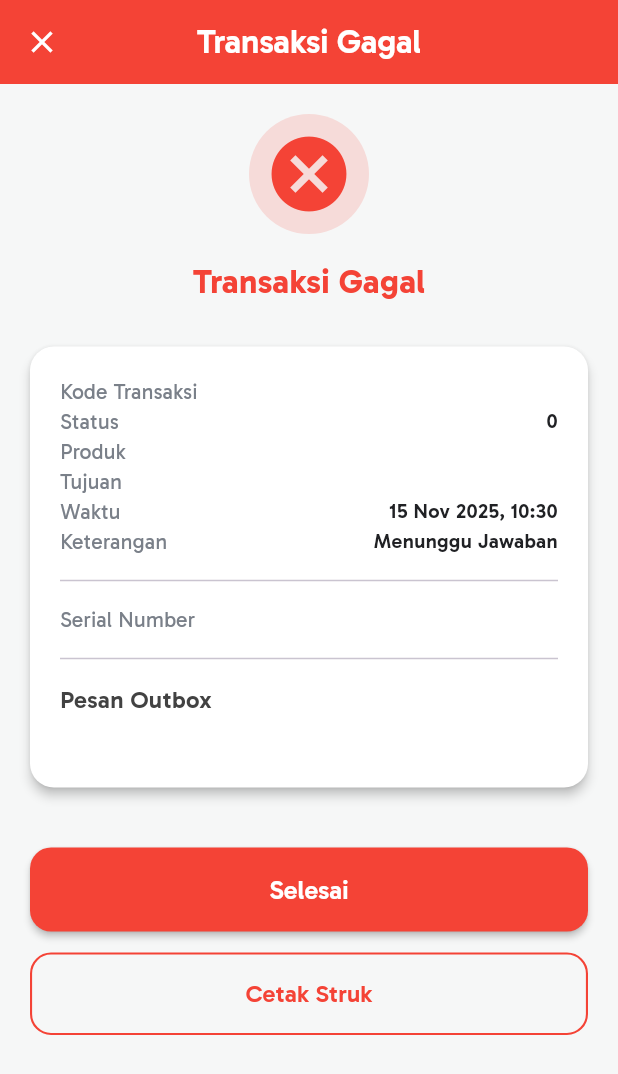
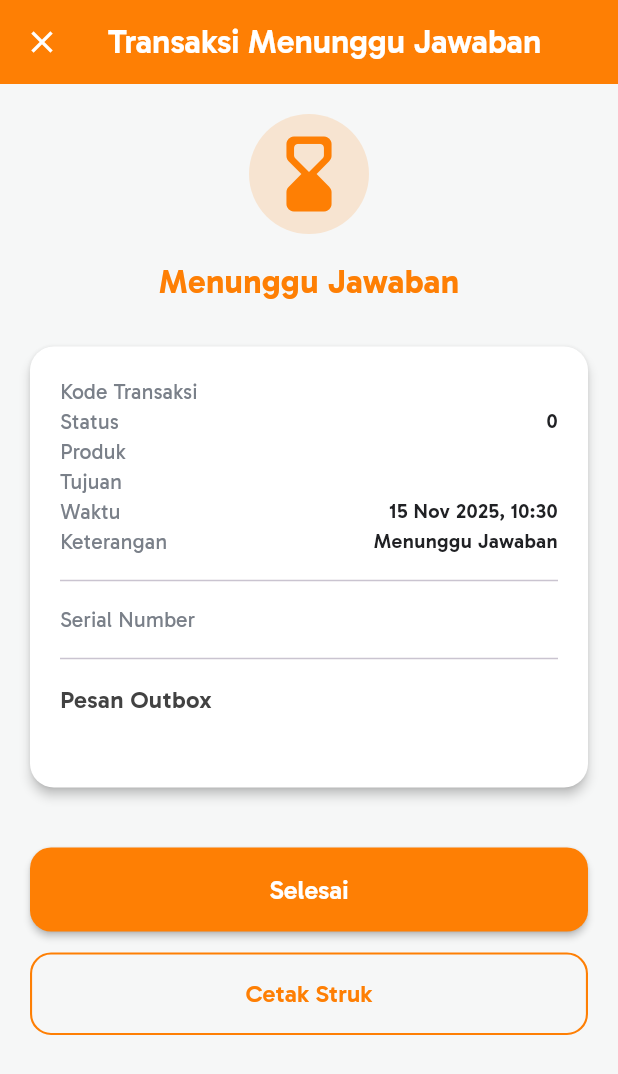
Before and after one commit to lalu-glitch/mobile-xml, a Flutter app: the DetailTransaksiPage screen opened directly with empty values, on a phone screen of 412 x 824 dp. Shown: the top 1074 px of the screen. Run offline on Flutter 3.47's test engine with Material 3 defaults, Android fonts, the phone set to English and light mode, and no system bars; our stand-ins replace app_links, bloc, cached_network_image, dio, equatable, flutter_bloc and 12 more; missing offline and left inert: android_id; accounts and stored records are empty.

Commit message:
transaction status helper for dynamic value and background color

```diff
--- a/lib/core/utils/dialog.dart
+++ b/lib/core/utils/dialog.dart
@@ -5,7 +5,6 @@ import 'package:flutter/material.dart';
 import '../helper/constant_finals.dart';
 
 Future<void> showErrorDialog(BuildContext context, String message) {
-  // Explicit <void> untuk clarity
   return showDialog<void>(
     context: context,
     builder: (context) {
--- a/lib/data/models/transaksi/websocket_transaksi.dart
+++ b/lib/data/models/transaksi/websocket_transaksi.dart
@@ -61,7 +61,7 @@ class TransaksiResponse {
     'outbox': outbox,
   };
 
-  // ✅ Getter tambahan
+  // Getter tambahan
   String get keterangan {
     switch (statusTrx) {
       case 0:
--- a/lib/views/settings/pages/settings_page.dart
+++ b/lib/views/settings/pages/settings_page.dart
@@ -252,10 +252,10 @@ class _SettingsPageState extends State<SettingsPage> {
                           case 7:
                             return LogoutCard(onTap: _showLogoutBottomSheet);
                           case 8:
-                            return ElevatedButton(
-                              onPressed: () {},
-                              child: Text('TEST CASE BUTTON'),
-                            );
+                          // return ElevatedButton(
+                          //   onPressed: () {},
+                          //   child: Text('TEST CASE BUTTON'),
+                          // );
                           default:
                             return const SizedBox.shrink();
                         }
--- a/lib/views/transaksi/pages/transaksi_detail_page.dart
+++ b/lib/views/transaksi/pages/transaksi_detail_page.dart
@@ -1,3 +1,5 @@
+import 'dart:developer';
+
 import 'package:flutter/material.dart';
 
 import '../../../core/helper/constant_finals.dart';
@@ -12,13 +14,13 @@ class DetailTransaksiPage extends StatelessWidget {
   @override
   Widget build(BuildContext context) {
     final status =
-        ModalRoute.of(context)!.settings.arguments
-            as TransaksiResponse; // <-- bug disini
+        ModalRoute.of(context)!.settings.arguments as TransaksiResponse;
 
-    final bool isSuccess = status.statusTrx == 20;
+    log('${status.toJson()}');
 
-    final Color statusColor = isSuccess ? Colors.green : Colors.red;
-    final IconData statusIcon = isSuccess ? Icons.check_circle : Icons.cancel;
+    final int trxStatus = status.statusTrx;
+    final Color statusColor = getStatusColor(trxStatus);
+    final IconData statusIcon = getStatusIcon(trxStatus);
 
     return Scaffold(
       backgroundColor: kBackground,
@@ -27,7 +29,7 @@ class DetailTransaksiPage extends StatelessWidget {
         elevation: 0,
         centerTitle: true,
         title: Text(
-          isSuccess ? "Transaksi Sukses" : "Transaksi Gagal",
+          'Transaksi ${status.keterangan}',
           style: const TextStyle(
             color: Colors.white,
             fontWeight: FontWeight.w600,
@@ -53,7 +55,7 @@ class DetailTransaksiPage extends StatelessWidget {
                 ),
                 const SizedBox(height: 16),
                 Text(
-                  isSuccess ? "Transaksi Berhasil" : "Transaksi Gagal",
+                  status.keterangan, // langsung pakai getter
                   style: TextStyle(
                     fontSize: 22,
                     fontWeight: FontWeight.bold,
@@ -62,6 +64,7 @@ class DetailTransaksiPage extends StatelessWidget {
                 ),
               ],
             ),
+
             const SizedBox(height: 28),
 
             // Card Detail
@@ -77,7 +80,7 @@ class DetailTransaksiPage extends StatelessWidget {
                 child: Column(
                   children: [
                     infoRow("Kode Transaksi", status.kode.toString()),
-                    infoRow("Status", status.statusTrx.toString()),
+                    infoRow("Status", trxStatus.toString()),
                     infoRow("Produk", status.kodeProduk),
                     infoRow("Tujuan", status.tujuan),
                     infoRow(
@@ -176,3 +179,28 @@ class DetailTransaksiPage extends StatelessWidget {
     );
   }
 }
+
+// HELPER WARNA STATUS
+Color getStatusColor(int statusTrx) {
+  if ([0, 1, 2, 4].contains(statusTrx)) {
+    return kOrange; // Kuning
+  }
+  if (statusTrx == 20) {
+    return kGreen; // Hijau
+  }
+  if ([40, 43, 45, 47, 50, 52, 53, 55, 56, 58].contains(statusTrx)) {
+    return kRed; // Merah
+  }
+  return kGrey; // Default
+}
+
+// HELPER ICON STATUS
+IconData getStatusIcon(int statusTrx) {
+  if ([0, 1, 2, 4].contains(statusTrx)) {
+    return Icons.hourglass_bottom_rounded; // icon kuning
+  }
+  if (statusTrx == 20) {
+    return Icons.check_circle_outline_rounded; // icon berhasil
+  }
+  return Icons.cancel_rounded; // icon gagal (merah)
+}
--- a/lib/views/transaksi/pages/transaksi_proses_page.dart
+++ b/lib/views/transaksi/pages/transaksi_proses_page.dart
@@ -213,7 +213,7 @@ class _TransaksiProsesPageState extends State<TransaksiProsesPage> {
             text:
                 'Proses Transaksi sedikit tertunda. Mohon bersabar ya, kamu bisa cek statusnya secara berkala di ',
             style: TextStyle(
-              color: kNeutral80,
+              color: kNeutral60,
               fontSize: kSize12,
               fontWeight: FontWeight.w500,
             ),
@@ -221,8 +221,8 @@ class _TransaksiProsesPageState extends State<TransaksiProsesPage> {
               TextSpan(
                 text: 'Riwayat Transaksi',
                 style: TextStyle(
-                  color: kBlack,
-                  fontSize: kSize14,
+                  color: kNeutral100,
+                  fontSize: kSize12,
                   fontWeight: FontWeight.w600,
                 ),
               ),
--- a/pubspec.yaml
+++ b/pubspec.yaml
@@ -8,7 +8,7 @@ environment:
   sdk: ^3.8.1
 
 dependencies:
-  android_id: ^0.4.0
+  android_id: ^0.4.1
   app_links: ^6.4.1
   bloc: ^9.0.0
   cached_network_image: ^3.4.1
```
Also changed, not shown: pubspec.lock.
